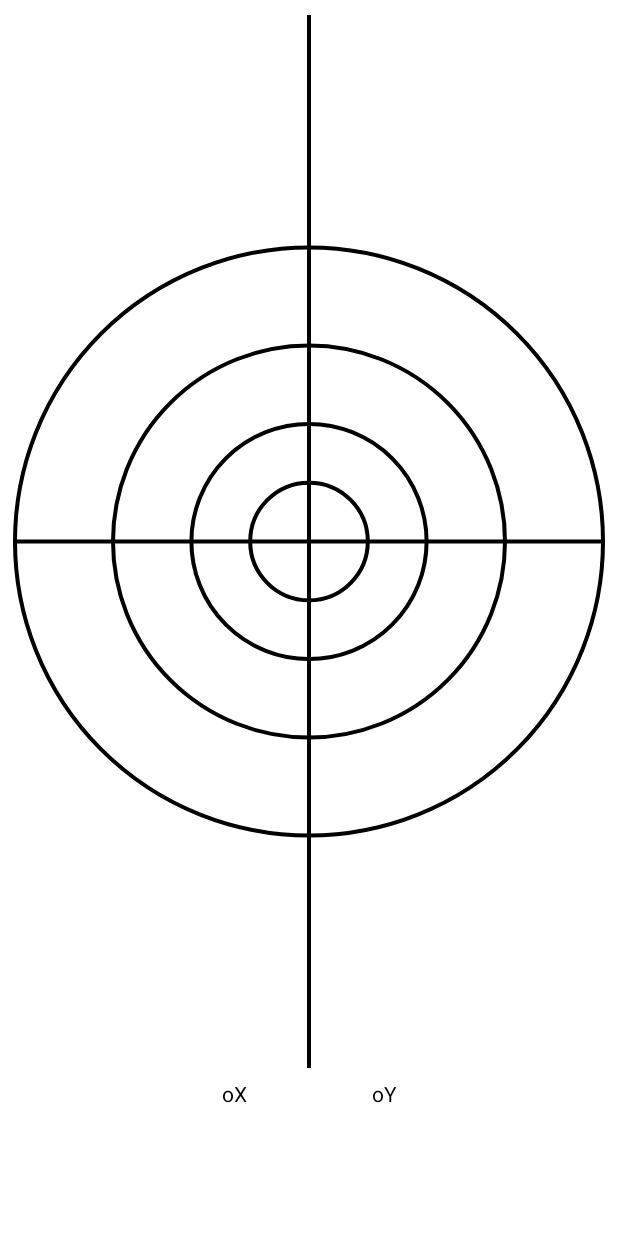
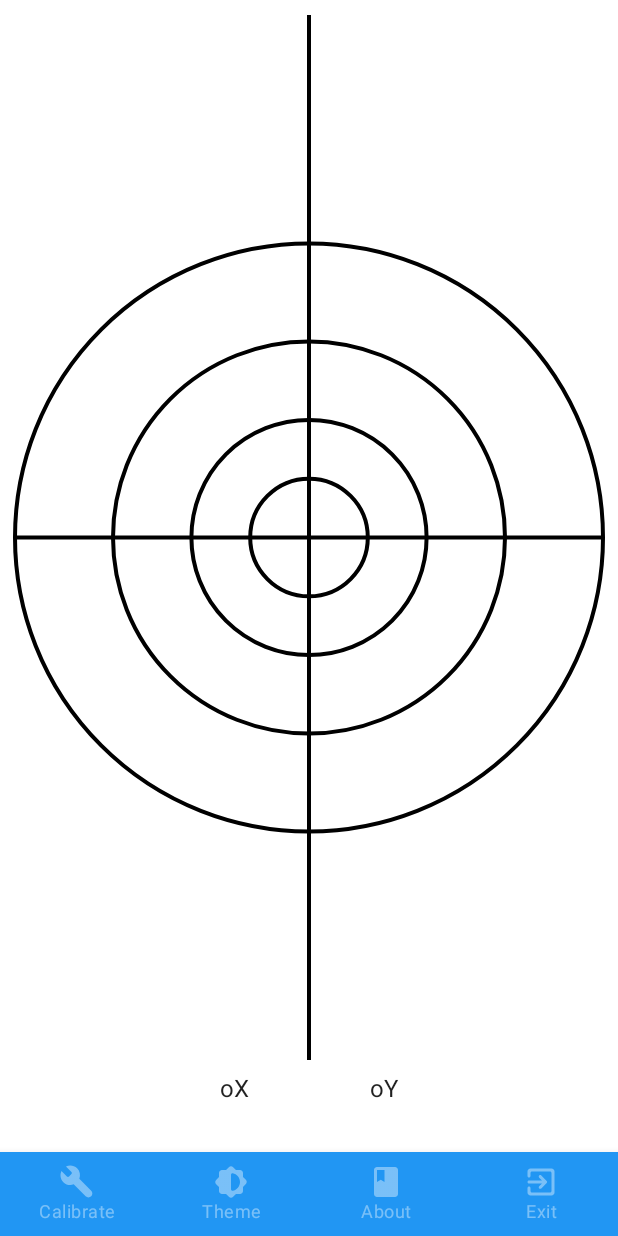
Before and after one commit to Alexekov/SpiritLevel, an Android app built with Jetpack Compose: the screen it shows after launch (MainActivity), on a phone screen of 412 x 824 dp. Run offline under Robolectric (Android 15) with nearby library versions, the phone set to English and light mode, and no system bars.

Commit message:
Worked update

```diff
--- a/app/build.gradle
+++ b/app/build.gradle
@@ -49,7 +49,6 @@ android {
 }
 
 dependencies {
-
     implementation 'androidx.core:core-ktx:1.7.0'
     implementation 'androidx.appcompat:appcompat:1.4.0'
     implementation 'com.google.android.material:material:1.4.0'
--- a/app/src/main/AndroidManifest.xml
+++ b/app/src/main/AndroidManifest.xml
@@ -17,6 +17,11 @@
         android:supportsRtl="true"
         android:theme="@style/Theme.SpiritLevel">
         <activity
+            android:name=".AboutActivity"
+            android:exported="false"
+            android:label="@string/title_activity_about"
+            android:theme="@style/Theme.SpiritLevel.NoActionBar" />
+        <activity
             android:name=".MainActivity"
             android:exported="true"
             android:label="@string/app_name"
--- a/app/src/main/java/com/alexeykov/spiritlevel/DrawHandler.kt
+++ b/app/src/main/java/com/alexeykov/spiritlevel/DrawHandler.kt
@@ -3,12 +3,13 @@ package com.alexeykov.spiritlevel
 import androidx.compose.ui.geometry.Offset
 import androidx.compose.ui.geometry.center
 import androidx.compose.ui.graphics.Brush
+import androidx.compose.ui.graphics.Color
 import androidx.compose.ui.graphics.drawscope.DrawScope
 import androidx.compose.ui.graphics.drawscope.Fill
 import androidx.compose.ui.graphics.drawscope.Stroke
-import com.alexeykov.spiritlevel.ui.theme.Black
 import com.alexeykov.spiritlevel.ui.theme.Blue500
 import com.alexeykov.spiritlevel.ui.theme.Blue700
+import com.alexeykov.spiritlevel.ui.theme.ThemeState
 
 class DrawHandler(drawScopeInit: DrawScope) {
 
@@ -16,38 +17,41 @@ class DrawHandler(drawScopeInit: DrawScope) {
     private val size = drawScopeInit.size
 
     fun drawCross() {
+        var lineColor = Color(0xFFFFFFFF)
+        if (ThemeState.isLight)
+            lineColor = Color(0xFF000000)
         drawScope.drawLine(
-            color = Black,
+            color = lineColor,
             start = Offset(size.width / 2, 0f),
             end = Offset(size.width / 2, size.height),
             strokeWidth = 4f
         )
         drawScope.drawLine(
-            color = Black,
+            color = lineColor,
             start = Offset(0f, size.height / 2),
             end = Offset(size.width, size.height / 2),
             strokeWidth = 4f
         )
         drawScope.drawCircle(
-            color = Black,
+            color = lineColor,
             radius = size.width / 10f,
             center = size.center,
             style = Stroke(width = 4f)
         )
         drawScope.drawCircle(
-            color = Black,
+            color = lineColor,
             radius = size.width / 5f,
             center = size.center,
             style = Stroke(width = 4f)
         )
         drawScope.drawCircle(
-            color = Black,
+            color = lineColor,
             radius = size.width / 3f,
             center = size.center,
             style = Stroke(width = 4f)
         )
         drawScope.drawCircle(
-            color = Black,
+            color = lineColor,
             radius = size.width / 2f,
             center = size.center,
             style = Stroke(width = 4f)
--- a/app/src/main/java/com/alexeykov/spiritlevel/MainActivity.kt
+++ b/app/src/main/java/com/alexeykov/spiritlevel/MainActivity.kt
@@ -1,14 +1,17 @@
 package com.alexeykov.spiritlevel
 
+import android.content.Intent
 import android.os.Bundle
 import androidx.activity.ComponentActivity
 import androidx.activity.compose.setContent
 import androidx.compose.material.*
 import androidx.compose.runtime.*
+import androidx.compose.ui.platform.LocalContext
 import androidx.compose.ui.res.painterResource
 import androidx.compose.ui.tooling.preview.Preview
 import com.alexeykov.spiritlevel.navigation.BottomNavigationItem
 import com.alexeykov.spiritlevel.ui.theme.SpiritLevelTheme
+import com.alexeykov.spiritlevel.ui.theme.ThemeState
 import kotlin.system.exitProcess
 
 private var sensors: Sensors = Sensors()
@@ -18,9 +21,7 @@ class MainActivity : ComponentActivity() {
         super.onCreate(savedInstanceState)
         sensors.createSensors(this)
         setContent {
-            val mainActivityFormer = MainActivityFormer(sensors)
-            mainActivityFormer.DrawSurface()
-//            MainPreview()
+            MainPreview()
         }
     }
 
@@ -48,8 +49,10 @@ fun MainPreview() {
 
 @Composable
 fun NavigationMenu(isVisible: Boolean) {
+    val context = LocalContext.current
     val items = listOf(
         BottomNavigationItem.Calibrate,
+        BottomNavigationItem.Theme,
         BottomNavigationItem.About,
         BottomNavigationItem.Exit
     )
@@ -57,7 +60,7 @@ fun NavigationMenu(isVisible: Boolean) {
         BottomNavigation(
 //        backgroundColor = colorResource(id = R.color.teal_200),
             contentColor = androidx.compose.ui.graphics.Color.White,
-            ) {
+        ) {
             items.forEach { item ->
                 BottomNavigationItem(
                     icon = {
@@ -72,13 +75,15 @@ fun NavigationMenu(isVisible: Boolean) {
                     alwaysShowLabel = true,
                     selected = false,
                     onClick = {
-                        if (item.route == "exit") {
-                            exitProcess(0)
+                        when (item.route) {
+                            "exit" -> exitProcess(0)
+                            "theme" -> ThemeState.isLight = !ThemeState.isLight
+                            "about" -> {
+                                val intent = Intent(context, AboutActivity::class.java)
+                                context.startActivity(intent)
+                            }
+                            "calibrate" -> sensors.calibrate()
                         }
-                        if (item.route == "calibrate") {
-                            sensors.calibrate()
-                        }
-                        /* Add code later */
                     }
                 )
             }
--- a/app/src/main/java/com/alexeykov/spiritlevel/MainActivityFormer.kt
+++ b/app/src/main/java/com/alexeykov/spiritlevel/MainActivityFormer.kt
@@ -2,7 +2,6 @@ package com.alexeykov.spiritlevel
 
 import androidx.compose.foundation.Canvas
 import androidx.compose.foundation.layout.*
-import androidx.compose.material.Button
 import androidx.compose.material.MaterialTheme
 import androidx.compose.material.Surface
 import androidx.compose.material.Text
@@ -34,28 +33,16 @@ class MainActivityFormer(sensor: Sensors) {
                 ) {
                     DrawCross()
                 }
-//                    Greeting("Показания датчиков")
                 Row(
                     Modifier
                         .fillMaxWidth()
-//                            .height(70.dp)
                         .padding(start = 10.dp, end = 10.dp, top = 10.dp, bottom = 70.dp),
                     horizontalArrangement = Arrangement.Center,
                     verticalAlignment = Alignment.CenterVertically
                 ) {
                     Ox()
                     Oy()
-//                        Oz()
                 }
-/*                Row(
-                    Modifier
-                        .fillMaxWidth()
-                        .padding(bottom = 70.dp),
-                    horizontalArrangement = Arrangement.Center,
-                    verticalAlignment = Alignment.CenterVertically
-                ) {
-                    Calibrate()
-                }*/
             }
         }
     }
@@ -68,7 +55,6 @@ class MainActivityFormer(sensor: Sensors) {
             textAlign = TextAlign.Center,
             modifier = Modifier
                 .width(100.dp)
-                .padding(start = 10.dp, end = 10.dp)
         )
     }
 
@@ -80,7 +66,6 @@ class MainActivityFormer(sensor: Sensors) {
             textAlign = TextAlign.Center,
             modifier = Modifier
                 .width(100.dp)
-                .padding(start = 10.dp, end = 10.dp)
         )
     }
 
@@ -91,36 +76,8 @@ class MainActivityFormer(sensor: Sensors) {
         Canvas(modifier = Modifier
             .fillMaxSize(), onDraw = {
             val drawHandler = DrawHandler(drawScopeInit = this)
-            // Bubble
             drawHandler.drawBubble(ox, oy)
-            // Cross
             drawHandler.drawCross()
         })
     }
-
-    @Composable
-    fun Oz() {
-        val oz by sensors.getDataAz()
-        Text(
-            text = "oZ\n$oz",
-            textAlign = TextAlign.Center,
-            modifier = Modifier
-                .width(100.dp)
-                .padding(10.dp)
-        )
-    }
-
-    @Composable
-    fun Calibrate() {
-        Button(onClick = {
-            sensors.calibrate()
-        }) {
-            Text(text = "Calibrate")
-        }
-    }
-
-    @Composable
-    fun Greeting(name: String) {
-        Text(text = name, Modifier.padding(10.dp))
-    }
 }
--- a/app/src/main/java/com/alexeykov/spiritlevel/navigation/BottomNavigationItem.kt
+++ b/app/src/main/java/com/alexeykov/spiritlevel/navigation/BottomNavigationItem.kt
@@ -4,6 +4,7 @@ import com.alexeykov.spiritlevel.R
 
 sealed class BottomNavigationItem(var route: String, var icon: Int, var title: String) {
     object Calibrate : BottomNavigationItem("calibrate", R.drawable.ic_calibrate, "Calibrate")
+    object Theme : BottomNavigationItem("theme", R.drawable.ic_theme, "Theme")
     object About : BottomNavigationItem("about", R.drawable.ic_book, "About")
     object Exit : BottomNavigationItem("exit", R.drawable.ic_exit, "Exit")
 }
--- a/app/src/main/java/com/alexeykov/spiritlevel/ui/theme/Theme.kt
+++ b/app/src/main/java/com/alexeykov/spiritlevel/ui/theme/Theme.kt
@@ -4,13 +4,9 @@ import androidx.compose.foundation.isSystemInDarkTheme
 import androidx.compose.material.MaterialTheme
 import androidx.compose.material.darkColors
 import androidx.compose.material.lightColors
-import androidx.compose.runtime.Composable
+import androidx.compose.runtime.*
 
-private val DarkColorPalette = darkColors(
-    primary = Blue200,
-    primaryVariant = Blue700,
-    secondary = Teal200
-)
+private val DarkColorPalette = darkColors()
 
 private val LightColorPalette = lightColors(
     primary = Blue500,
@@ -27,21 +23,26 @@ private val LightColorPalette = lightColors(
     */
 )
 
+object ThemeState {
+    var isLight by mutableStateOf(true)
+}
+
 @Composable
 fun SpiritLevelTheme(
-    darkTheme: Boolean = isSystemInDarkTheme(),
     content: @Composable () -> Unit
 ) {
-    val colors = if (darkTheme) {
-        DarkColorPalette
+    if (isSystemInDarkTheme()) ThemeState.isLight = false
+    if (!ThemeState.isLight) {
+        MaterialTheme(colors = DarkColorPalette,
+            typography = Typography,
+            shapes = Shapes,
+            content = content
+        )
     } else {
-        LightColorPalette
+        MaterialTheme(colors = LightColorPalette,
+            typography = Typography,
+            shapes = Shapes,
+            content = content
+        )
     }
-
-    MaterialTheme(
-        colors = colors,
-        typography = Typography,
-        shapes = Shapes,
-        content = content
-    )
 }
--- /dev/null
+++ b/app/src/main/res/drawable/ic_theme.xml
@@ -0,0 +1,10 @@
+<vector xmlns:android="http://schemas.android.com/apk/res/android"
+    android:width="24dp"
+    android:height="24dp"
+    android:viewportWidth="24"
+    android:viewportHeight="24"
+    android:tint="?attr/colorControlNormal">
+  <path
+      android:fillColor="@android:color/white"
+      android:pathData="M20,15.31l1.9,-1.9c0.78,-0.78 0.78,-2.05 0,-2.83L20,8.69L20,6c0,-1.1 -0.9,-2 -2,-2h-2.69l-1.9,-1.9c-0.78,-0.78 -2.05,-0.78 -2.83,0L8.69,4L6,4c-1.1,0 -2,0.9 -2,2v2.69l-1.9,1.9c-0.78,0.78 -0.78,2.05 0,2.83l1.9,1.9L4,18c0,1.1 0.9,2 2,2h2.69l1.9,1.9c0.78,0.78 2.05,0.78 2.83,0l1.9,-1.9L18,20c1.1,0 2,-0.9 2,-2v-2.69zM12,16.9L12,7.1c0,-0.61 0.55,-1.11 1.15,-0.99C15.91,6.65 18,9.08 18,12s-2.09,5.35 -4.85,5.89c-0.6,0.12 -1.15,-0.38 -1.15,-0.99z"/>
+</vector>
--- a/app/src/main/res/values/strings.xml
+++ b/app/src/main/res/values/strings.xml
@@ -1,3 +1,4 @@
 <resources>
     <string name="app_name">SpiritLevel</string>
+    <string name="title_activity_about">AboutActivity</string>
 </resources>
```
Also changed, not shown: app/src/main/java/com/alexeykov/spiritlevel/AboutActivity.kt (added, +54 -0 lines), app/src/main/res/values/themes.xml (+7 -0 lines).
